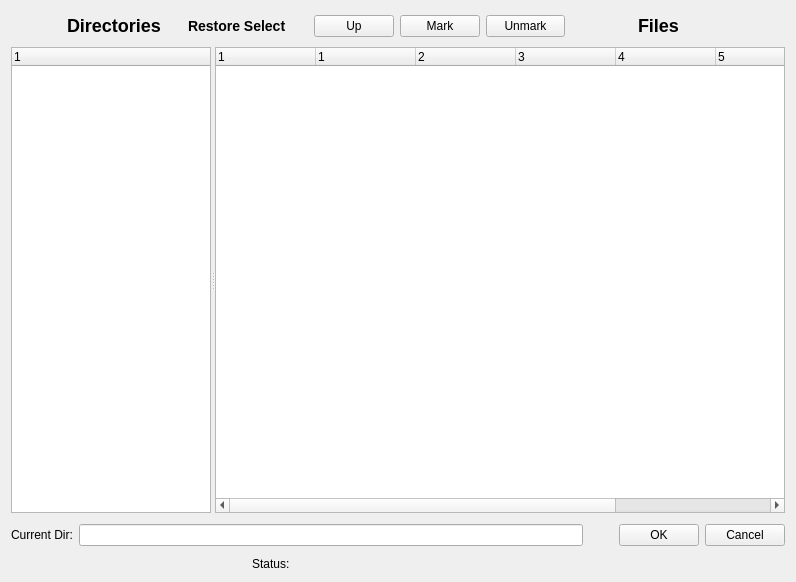
Qt form bacula/src/qt-console/restore/restore.ui (rkorzeniewski/bacula) before a commit.
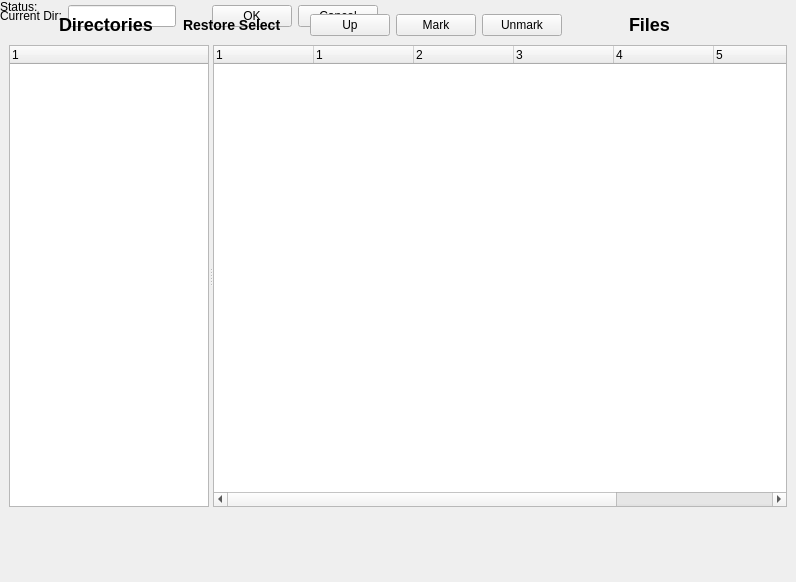
The same form after that commit. Icons and pictures are not drawn.

```diff
--- a/bacula/src/qt-console/restore/restore.ui
+++ b/bacula/src/qt-console/restore/restore.ui
@@ -12,185 +12,27 @@
   <property name="windowTitle" >
    <string>Form</string>
   </property>
-  <layout class="QGridLayout" >
-   <item row="0" column="0" >
-    <spacer>
-     <property name="orientation" >
-      <enum>Qt::Horizontal</enum>
-     </property>
-     <property name="sizeType" >
-      <enum>QSizePolicy::Preferred</enum>
-     </property>
-     <property name="sizeHint" >
-      <size>
-       <width>50</width>
-       <height>30</height>
-      </size>
-     </property>
-    </spacer>
-   </item>
-   <item row="0" column="1" >
-    <widget class="QLabel" name="label_3" >
-     <property name="text" >
-      <string>&lt;h2>Directories&lt;/h2></string>
-     </property>
-    </widget>
-   </item>
-   <item row="0" column="2" >
-    <spacer>
-     <property name="orientation" >
-      <enum>Qt::Horizontal</enum>
-     </property>
-     <property name="sizeType" >
-      <enum>QSizePolicy::Expanding</enum>
-     </property>
-     <property name="sizeHint" >
-      <size>
-       <width>16</width>
-       <height>30</height>
-      </size>
-     </property>
-    </spacer>
-   </item>
-   <item row="0" column="3" >
-    <widget class="QLabel" name="label_5" >
-     <property name="maximumSize" >
-      <size>
-       <width>16777215</width>
-       <height>41</height>
-      </size>
-     </property>
-     <property name="text" >
-      <string>&lt;h3>Restore Select&lt;/h3></string>
-     </property>
-    </widget>
-   </item>
-   <item row="0" column="4" >
-    <spacer>
-     <property name="orientation" >
-      <enum>Qt::Horizontal</enum>
-     </property>
-     <property name="sizeType" >
-      <enum>QSizePolicy::Expanding</enum>
-     </property>
-     <property name="sizeHint" >
-      <size>
-       <width>16</width>
-       <height>20</height>
-      </size>
-     </property>
-    </spacer>
-   </item>
-   <item row="0" column="5" >
-    <widget class="QPushButton" name="upButton" >
-     <property name="sizePolicy" >
-      <sizepolicy vsizetype="Fixed" hsizetype="Fixed" >
-       <horstretch>0</horstretch>
-       <verstretch>0</verstretch>
-      </sizepolicy>
-     </property>
-     <property name="minimumSize" >
-      <size>
-       <width>35</width>
-       <height>0</height>
-      </size>
-     </property>
-     <property name="text" >
-      <string>Up</string>
-     </property>
-     <property name="icon" >
-      <iconset resource="../main.qrc" >:/images/up.png</iconset>
-     </property>
-    </widget>
-   </item>
-   <item row="0" column="6" >
-    <widget class="QPushButton" name="markButton" >
-     <property name="sizePolicy" >
-      <sizepolicy vsizetype="Fixed" hsizetype="Fixed" >
-       <horstretch>0</horstretch>
-       <verstretch>0</verstretch>
-      </sizepolicy>
-     </property>
-     <property name="minimumSize" >
-      <size>
-       <width>35</width>
-       <height>0</height>
-      </size>
-     </property>
-     <property name="text" >
-      <string>Mark</string>
-     </property>
-     <property name="icon" >
-      <iconset resource="../main.qrc" >:/images/check.png</iconset>
-     </property>
-    </widget>
-   </item>
-   <item row="0" column="7" >
-    <widget class="QPushButton" name="unmarkButton" >
-     <property name="sizePolicy" >
-      <sizepolicy vsizetype="Fixed" hsizetype="Fixed" >
-       <horstretch>0</horstretch>
-       <verstretch>0</verstretch>
-      </sizepolicy>
-     </property>
-     <property name="minimumSize" >
-      <size>
-       <width>50</width>
-       <height>0</height>
-      </size>
-     </property>
-     <property name="text" >
-      <string>Unmark</string>
-     </property>
-     <property name="icon" >
-      <iconset resource="../main.qrc" >:/images/unchecked.png</iconset>
-     </property>
-    </widget>
-   </item>
-   <item row="0" column="8" >
-    <spacer>
-     <property name="orientation" >
-      <enum>Qt::Horizontal</enum>
-     </property>
-     <property name="sizeType" >
-      <enum>QSizePolicy::Expanding</enum>
-     </property>
-     <property name="sizeHint" >
-      <size>
-       <width>61</width>
-       <height>20</height>
-      </size>
-     </property>
-    </spacer>
-   </item>
-   <item row="0" column="9" >
-    <widget class="QLabel" name="label_2" >
-     <property name="text" >
-      <string>&lt;h2>Files&lt;/h2></string>
-     </property>
-    </widget>
-   </item>
-   <item row="0" column="10" >
-    <spacer>
-     <property name="orientation" >
-      <enum>Qt::Horizontal</enum>
-     </property>
-     <property name="sizeHint" >
-      <size>
-       <width>100</width>
-       <height>30</height>
-      </size>
-     </property>
-    </spacer>
-   </item>
-   <item row="1" column="0" colspan="11" >
     <widget class="QSplitter" name="splitter" >
+   <property name="geometry" >
+    <rect>
+     <x>9</x>
+     <y>45</y>
+     <width>778</width>
+     <height>462</height>
+    </rect>
+   </property>
+   <property name="sizePolicy" >
+    <sizepolicy vsizetype="Expanding" hsizetype="Expanding" >
+     <horstretch>0</horstretch>
+     <verstretch>0</verstretch>
+    </sizepolicy>
+   </property>
      <property name="orientation" >
       <enum>Qt::Horizontal</enum>
      </property>
      <widget class="QTreeWidget" name="directoryWidget" >
       <property name="sizePolicy" >
-       <sizepolicy vsizetype="Fixed" hsizetype="Fixed" >
+     <sizepolicy vsizetype="Expanding" hsizetype="Fixed" >
         <horstretch>1</horstretch>
         <verstretch>1</verstretch>
        </sizepolicy>
@@ -233,7 +75,7 @@
      </widget>
      <widget class="QTreeWidget" name="fileWidget" >
       <property name="sizePolicy" >
-       <sizepolicy vsizetype="Fixed" hsizetype="Fixed" >
+     <sizepolicy vsizetype="Expanding" hsizetype="Fixed" >
         <horstretch>144</horstretch>
         <verstretch>1</verstretch>
        </sizepolicy>
@@ -302,8 +144,7 @@
       </column>
      </widget>
     </widget>
-   </item>
-   <item row="2" column="0" colspan="11" >
+  <widget class="QWidget" name="" >
     <layout class="QHBoxLayout" >
      <property name="spacing" >
       <number>6</number>
@@ -377,8 +218,8 @@
       </widget>
      </item>
     </layout>
-   </item>
-   <item row="3" column="0" colspan="11" >
+  </widget>
+  <widget class="QWidget" name="" >
     <layout class="QHBoxLayout" >
      <property name="spacing" >
       <number>6</number>
@@ -422,8 +263,189 @@
       </widget>
      </item>
     </layout>
-   </item>
-  </layout>
+  </widget>
+  <widget class="QWidget" name="" >
+   <property name="geometry" >
+    <rect>
+     <x>9</x>
+     <y>9</y>
+     <width>761</width>
+     <height>32</height>
+    </rect>
+   </property>
+   <layout class="QHBoxLayout" >
+    <item>
+     <spacer>
+      <property name="orientation" >
+       <enum>Qt::Horizontal</enum>
+      </property>
+      <property name="sizeType" >
+       <enum>QSizePolicy::Preferred</enum>
+      </property>
+      <property name="sizeHint" >
+       <size>
+        <width>50</width>
+        <height>30</height>
+       </size>
+      </property>
+     </spacer>
+    </item>
+    <item>
+     <widget class="QLabel" name="label_3" >
+      <property name="text" >
+       <string>&lt;h2>Directories&lt;/h2></string>
+      </property>
+     </widget>
+    </item>
+    <item>
+     <spacer>
+      <property name="orientation" >
+       <enum>Qt::Horizontal</enum>
+      </property>
+      <property name="sizeType" >
+       <enum>QSizePolicy::Expanding</enum>
+      </property>
+      <property name="sizeHint" >
+       <size>
+        <width>16</width>
+        <height>30</height>
+       </size>
+      </property>
+     </spacer>
+    </item>
+    <item>
+     <widget class="QLabel" name="label_5" >
+      <property name="maximumSize" >
+       <size>
+        <width>16777215</width>
+        <height>41</height>
+       </size>
+      </property>
+      <property name="text" >
+       <string>&lt;h3>Restore Select&lt;/h3></string>
+      </property>
+     </widget>
+    </item>
+    <item>
+     <spacer>
+      <property name="orientation" >
+       <enum>Qt::Horizontal</enum>
+      </property>
+      <property name="sizeType" >
+       <enum>QSizePolicy::Expanding</enum>
+      </property>
+      <property name="sizeHint" >
+       <size>
+        <width>16</width>
+        <height>20</height>
+       </size>
+      </property>
+     </spacer>
+    </item>
+    <item>
+     <widget class="QPushButton" name="upButton" >
+      <property name="sizePolicy" >
+       <sizepolicy vsizetype="Fixed" hsizetype="Fixed" >
+        <horstretch>0</horstretch>
+        <verstretch>0</verstretch>
+       </sizepolicy>
+      </property>
+      <property name="minimumSize" >
+       <size>
+        <width>35</width>
+        <height>0</height>
+       </size>
+      </property>
+      <property name="text" >
+       <string>Up</string>
+      </property>
+      <property name="icon" >
+       <iconset resource="../main.qrc" >:/images/up.png</iconset>
+      </property>
+     </widget>
+    </item>
+    <item>
+     <widget class="QPushButton" name="markButton" >
+      <property name="sizePolicy" >
+       <sizepolicy vsizetype="Fixed" hsizetype="Fixed" >
+        <horstretch>0</horstretch>
+        <verstretch>0</verstretch>
+       </sizepolicy>
+      </property>
+      <property name="minimumSize" >
+       <size>
+        <width>35</width>
+        <height>0</height>
+       </size>
+      </property>
+      <property name="text" >
+       <string>Mark</string>
+      </property>
+      <property name="icon" >
+       <iconset resource="../main.qrc" >:/images/check.png</iconset>
+      </property>
+     </widget>
+    </item>
+    <item>
+     <widget class="QPushButton" name="unmarkButton" >
+      <property name="sizePolicy" >
+       <sizepolicy vsizetype="Fixed" hsizetype="Fixed" >
+        <horstretch>0</horstretch>
+        <verstretch>0</verstretch>
+       </sizepolicy>
+      </property>
+      <property name="minimumSize" >
+       <size>
+        <width>50</width>
+        <height>0</height>
+       </size>
+      </property>
+      <property name="text" >
+       <string>Unmark</string>
+      </property>
+      <property name="icon" >
+       <iconset resource="../main.qrc" >:/images/unchecked.png</iconset>
+      </property>
+     </widget>
+    </item>
+    <item>
+     <spacer>
+      <property name="orientation" >
+       <enum>Qt::Horizontal</enum>
+      </property>
+      <property name="sizeType" >
+       <enum>QSizePolicy::Expanding</enum>
+      </property>
+      <property name="sizeHint" >
+       <size>
+        <width>61</width>
+        <height>20</height>
+       </size>
+      </property>
+     </spacer>
+    </item>
+    <item>
+     <widget class="QLabel" name="label_2" >
+      <property name="text" >
+       <string>&lt;h2>Files&lt;/h2></string>
+      </property>
+     </widget>
+    </item>
+    <item>
+     <spacer>
+      <property name="orientation" >
+       <enum>Qt::Horizontal</enum>
+      </property>
+      <property name="sizeHint" >
+       <size>
+        <width>100</width>
+        <height>30</height>
+       </size>
+      </property>
+     </spacer>
+    </item>
+   </layout>
+  </widget>
   <action name="actionMark" >
    <property name="icon" >
     <iconset resource="../main.qrc" >:/images/check.png</iconset>
```
Lines whose indentation alone changed are shown as unchanged.
